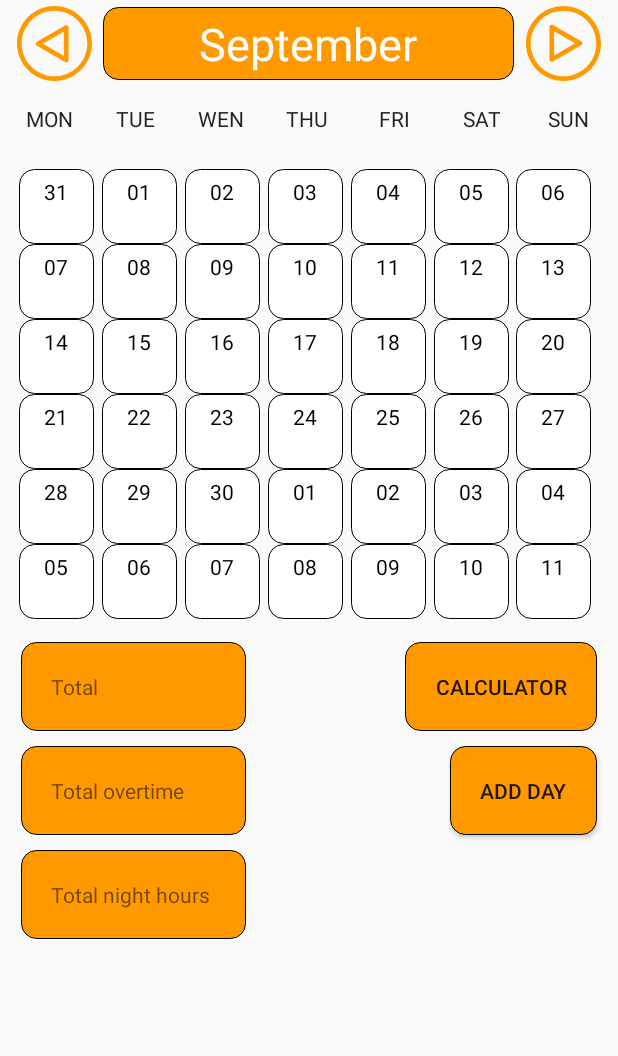
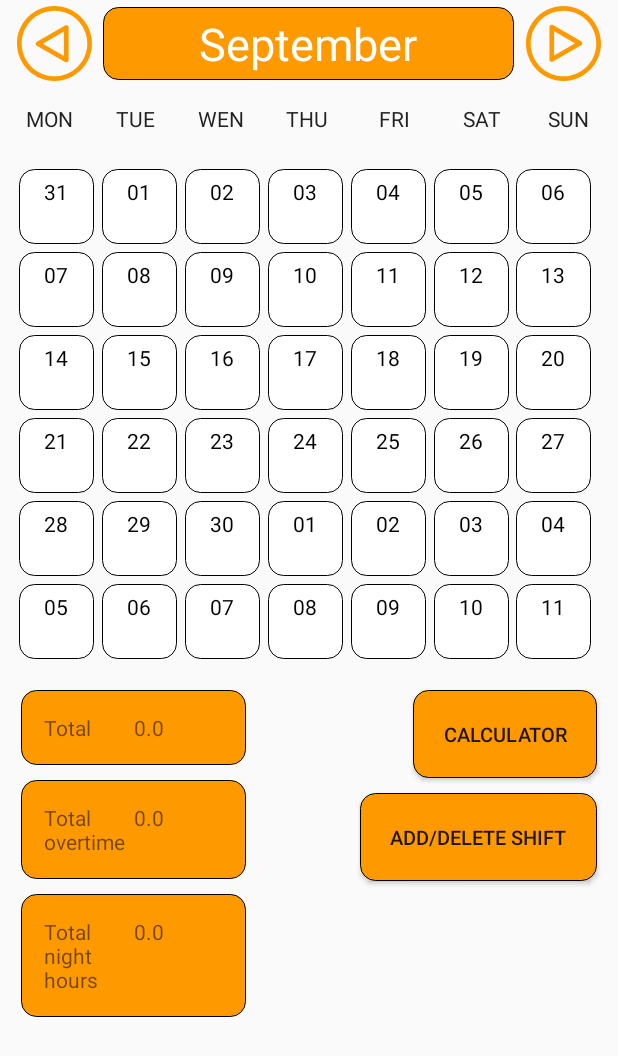
Before and after one commit to boriskim7/Time-Keeper, an Android app: the screen it shows after launch (MainActivity), on a phone screen of 412 x 824 dp. Shown: the top 1056 px of the screen. Run offline under Robolectric (Android 15) with nearby library versions, the light colour scheme and no system bars.

Commit message:
db update

```diff
--- a/app/src/main/java/com/example/timekeeper/MainActivity.java
+++ b/app/src/main/java/com/example/timekeeper/MainActivity.java
@@ -4,6 +4,7 @@ import androidx.appcompat.app.AppCompatActivity;
 import androidx.recyclerview.widget.GridLayoutManager;
 import androidx.recyclerview.widget.RecyclerView;
 
+import android.content.Context;
 import android.content.Intent;
 import android.database.Cursor;
 import android.database.sqlite.SQLiteDatabase;
@@ -26,6 +27,9 @@ import java.util.Locale;
 public class MainActivity extends AppCompatActivity implements MyRecyclerViewAdapter.ItemClickListener {
     private ImageButton previousMonth;
     private TextView monthName;
+    private TextView totalView;
+    private TextView totalOvertimeView;
+    private TextView totalNightShiftView;
     private String monthNameInHeader;
     private ImageButton nextMonth;
     private Button btnCalc;
@@ -33,16 +37,18 @@ public class MainActivity extends AppCompatActivity implements MyRecyclerViewAda
     private RecyclerView recyclerView;
     private MyRecyclerViewAdapter adapter;
     private SQLiteDatabase sqLiteDatabase;
+    Context c;
+
 
 
     // how many days to show, defaults to six weeks, 42 days
-    // default date format
 
-    // date format
     private String dateFormat;
     private static final int DAYS_COUNT = 42;
-    public Calendar currentDate = Calendar.getInstance();
-
+    public static Calendar currentDate = Calendar.getInstance();
+    private double total;
+    private double totalOvertime;
+    private double totalNightShifts;
 
 
 
@@ -57,6 +63,9 @@ public class MainActivity extends AppCompatActivity implements MyRecyclerViewAda
 
         btnCalc = (Button) findViewById(R.id.buttonCalc);
         btnAddShift = (Button) findViewById(R.id.buttonAddDay);
+        totalView = (TextView) findViewById(R.id.total_amount);
+        totalOvertimeView = (TextView) findViewById(R.id.total_overtime_amount);
+        totalNightShiftView = (TextView) findViewById(R.id.total_nighthours_amount);
 
         previousMonth.setOnClickListener(new View.OnClickListener() {
             @Override
@@ -88,23 +97,24 @@ public class MainActivity extends AppCompatActivity implements MyRecyclerViewAda
             }
         });
         updateCalendar();
+    }
 
+    @Override
+    protected void onResume() {
+        updateCalendar();
+        super.onResume();
+    }
 
-    }
     public void updateCalendar() {
         final ShiftDBSQLiteHelper dbHelper = new ShiftDBSQLiteHelper(this);
         sqLiteDatabase = dbHelper.getWritableDatabase();
-//        Cursor cursor;
         SimpleDateFormat sdf = new SimpleDateFormat("yyyy-M-d");
-
-
         monthNameInHeader = currentDate.getDisplayName(Calendar.MONTH,Calendar.LONG, Locale.getDefault());
         monthName.setText(monthNameInHeader);
         int numberOfColumns = 7;
         ArrayList<Date> cells = new ArrayList<>();
         ArrayList<Shift> shifts = new ArrayList<>();
         Calendar calendar = (Calendar)currentDate.clone();
-
 
         // determine the cell for current month's beginning
         calendar.set(Calendar.DAY_OF_MONTH, 1);
@@ -125,11 +135,6 @@ public class MainActivity extends AppCompatActivity implements MyRecyclerViewAda
 
             String selection = ShiftDBContract.ShiftRecords.COLUMN_DATE + " =?";
             String [] selectionArgs = {sdf.format(cells.get(cells.size()-1))};
-//            String [] selectionArgs = {"2020-05-05"};
-//            String select = "SELECT * FROM " + ShiftDBContract.ShiftRecords.TABLE_NAME + " WHERE " + ShiftDBContract.ShiftRecords.COLUMN_DATE + " = ?";
-
-            //cursor = sqLiteDatabase.rawQuery(select, selectionArgs);
-
             Cursor cursor = sqLiteDatabase.query(
                     ShiftDBContract.ShiftRecords.TABLE_NAME,
                     null,
@@ -139,13 +144,11 @@ public class MainActivity extends AppCompatActivity implements MyRecyclerViewAda
                     null,
                     null);
 
-
                 if (cursor.moveToFirst()) {
                     int dateIndex = cursor.getColumnIndex(ShiftDBContract.ShiftRecords.COLUMN_DATE);
                     int ovIndex = cursor.getColumnIndex(ShiftDBContract.ShiftRecords.COLUMN_OVERTIME);
                     int nsIndex = cursor.getColumnIndex(ShiftDBContract.ShiftRecords.COLUMN_NIGHT_HOUR);
                         Date date = cells.get(cells.size() - 1);
-//                        Log.d("date", cursor.getString(dateIndex));
                         Double ov = cursor.getDouble(ovIndex);
                         Double ns = cursor.getDouble(nsIndex);
                         shifts.add(new Shift(date, 1, ov, ns));
@@ -156,13 +159,31 @@ public class MainActivity extends AppCompatActivity implements MyRecyclerViewAda
                 cursor.close();
 
         }
+            total = 0;
+            totalOvertime = 0;
+            totalNightShifts = 0;
+
+        for(Shift shift:shifts) {
+            if(shift.dayNight == 1) total = total + 8;
+            if(shift.overtime != 0 ) totalOvertime = totalOvertime + shift.getOvertime();
+            if(shift.nightHours != 0) totalNightShifts = totalNightShifts + shift.getNightHours();
+
+        }
+
+        totalView.setText(String.valueOf(total));
+        totalOvertimeView.setText(String.valueOf(totalOvertime));
+        totalNightShiftView.setText(String.valueOf(totalNightShifts));
+
+
 
         // set up the RecyclerView
         recyclerView = findViewById(R.id.calendarView);
         recyclerView.setLayoutManager(new GridLayoutManager(this, numberOfColumns, GridLayoutManager.VERTICAL, false));
         adapter = new MyRecyclerViewAdapter(this, shifts);
         recyclerView.setAdapter(adapter);
+
     }
+
 
     public void openCalc() {
         Intent intent = new Intent(this, calcActivity.class);
@@ -176,6 +197,9 @@ public class MainActivity extends AppCompatActivity implements MyRecyclerViewAda
 
     @Override
     public void onItemClick(View view, int position) {
-        Log.i("TAG", "You clicked " + adapter.getItem(position) + ", which is at cell position " + position);
+
+        Toast.makeText(c, "Clicked", Toast.LENGTH_LONG).show();
     }
+
+
 }
--- a/app/src/main/java/com/example/timekeeper/MyRecyclerViewAdapter.java
+++ b/app/src/main/java/com/example/timekeeper/MyRecyclerViewAdapter.java
@@ -3,18 +3,26 @@ package com.example.timekeeper;
 import android.content.Context;
 import android.graphics.Color;
 import android.graphics.drawable.Drawable;
+import android.util.Log;
 import android.view.LayoutInflater;
 import android.view.View;
 import android.view.ViewGroup;
 import android.widget.ImageView;
+import android.widget.PopupMenu;
+import android.widget.RelativeLayout;
 import android.widget.TextView;
+import android.widget.Toast;
 
 import androidx.annotation.DrawableRes;
 import androidx.annotation.NonNull;
 import androidx.recyclerview.widget.GridLayoutManager;
 import androidx.recyclerview.widget.RecyclerView;
 
+import com.example.timekeeper.R.drawable;
+
 import java.text.SimpleDateFormat;
+import java.time.LocalDate;
+import java.time.ZoneId;
 import java.util.ArrayList;
 import java.util.Calendar;
 import java.util.Date;
@@ -22,9 +30,9 @@ import java.util.Date;
 public class MyRecyclerViewAdapter extends RecyclerView.Adapter<MyRecyclerViewAdapter.ViewHolder> {
     private ArrayList<Shift> mShifts;
     private LayoutInflater mInflater;
-    private ItemClickListener mClickListener;
-
-
+    private Calendar calendarR = MainActivity.currentDate;
+    private int currentMonth = calendarR.MONTH +1;
+    Context c;
 
     // data is passed into the constructor
     MyRecyclerViewAdapter(Context context, ArrayList<Shift> shifts) {
@@ -44,24 +52,36 @@ public class MyRecyclerViewAdapter extends RecyclerView.Adapter<MyRecyclerViewAd
     // binds the data to the TextView in each cell
     @Override
     public void onBindViewHolder(@NonNull ViewHolder holder, int position) {
-        SimpleDateFormat sdf = new SimpleDateFormat("dd");
+        final SimpleDateFormat sdf = new SimpleDateFormat("dd");
+        holder.dateTextView.setText(sdf.format(mShifts.get(position).getDate()));
 
+        if(mShifts.get(position).nightHours > 0 && mShifts.get(position).dayNight == 1) {
+            holder.sunMoonImageView.setImageResource(drawable.moon_calendar_tr);
+        }
 
-        holder.dateTextView.setText(sdf.format(mShifts.get(position).getDate()));
-        if(sdf.format(mShifts.get(position).getDate()).equals(10) || sdf.format(mShifts.get(position).getDate()).equals(20)) {
-            holder.dateTextView.setBackgroundColor(Color.GRAY);
+        if(mShifts.get(position).nightHours == 0 && mShifts.get(position).dayNight == 1) {
+            holder.sunMoonImageView.setImageResource(drawable.sun_calendar_tr);
         }
-        holder.sunMoonImageView.setBackgroundColor(Color.WHITE);
-        if(mShifts.get(position).nightHours > 0 && mShifts.get(position).dayNight == 1) {
-            holder.sunMoonImageView.setImageResource(R.drawable.moon_calendar);
-        }
-        if(mShifts.get(position).nightHours == 0 && mShifts.get(position).dayNight == 1) {
-            holder.sunMoonImageView.setImageResource(R.drawable.sun_calendar);
 
-        }
         if(mShifts.get(position).overtime != 0 && mShifts.get(position).dayNight == 1)
         holder.overtimeTextView.setText(Double.toString(mShifts.get(position).getOvertime()));
+        SimpleDateFormat sd = new SimpleDateFormat("M");
+        String date = sd.format(mShifts.get(position).getDate());
+        int month = Integer.parseInt(date);
 
+//        holder.setItemLongClickListener(new ItemLongClickListener() {
+//            @Override
+//            public void onItemLongClick(View view, int position) {
+//                Toast.makeText(c, sdf.format(mShifts.get(position).getDate()), Toast.LENGTH_LONG).show();
+//
+//            }
+//        });
+//        if(currentMonth != month) {
+//            holder.recyclerViewItem.setBackgroundResource(drawable.calendaritem_grey);
+//            Log.d("Months", String.valueOf(currentMonth) + "cur " + String.valueOf(month) + "shift");
+//        } else {
+//            holder.recyclerViewItem.setBackgroundResource(drawable.calendaritem);
+//        }
     }
 
     // total number of cells
@@ -70,25 +90,43 @@ public class MyRecyclerViewAdapter extends RecyclerView.Adapter<MyRecyclerViewAd
         return mShifts.size();
     }
 
-
     // stores and recycles views as they are scrolled off screen
-    public class ViewHolder extends RecyclerView.ViewHolder implements View.OnClickListener {
+    public class ViewHolder extends RecyclerView.ViewHolder implements View.OnClickListener, View.OnLongClickListener {
         TextView dateTextView;
         ImageView sunMoonImageView;
         TextView overtimeTextView;
+        RelativeLayout recyclerViewItem;
+        ItemClickListener mClickListener;
+//        ItemLongClickListener itemLongClickListener;
 
         ViewHolder(View itemView) {
             super(itemView);
+            recyclerViewItem = itemView.findViewById(R.id.recycler_view_item);
             dateTextView = itemView.findViewById(R.id.date_text);
-            itemView.setOnClickListener(this);
             sunMoonImageView = itemView.findViewById(R.id.sun_moon_icon_view);
             overtimeTextView = itemView.findViewById(R.id.overtime_text);
+//            itemView.setOnLongClickListener(this);
+            itemView.setOnClickListener(this);
+
         }
 
         @Override
-        public void onClick(View view) {
-            if (mClickListener != null) mClickListener.onItemClick(view, getAdapterPosition());
+        public void onClick(View v) {
+
+            Log.d("onClick", "clicked");
+            Toast.makeText(v.getContext(),"clicked " + getAdapterPosition() , Toast.LENGTH_SHORT).show();
+            showPopUpMenu(v);
         }
+
+        private void showPopUpMenu(View view) {
+            PopupMenu popupMenu =  new PopupMenu(view.getContext(), view);
+            popupMenu.inflate(R.menu.popup_menu);
+            popupMenu.show();
+        }
+
+        @Override
+        public boolean onLongClick(View v) {
+            return false;
         }
 
         // convenience method for getting data at click position
@@ -97,8 +135,14 @@ public class MyRecyclerViewAdapter extends RecyclerView.Adapter<MyRecyclerViewAd
         }
 
         // allows clicks events to be caught
-    void setClickListener(ItemClickListener itemClickListener) {
+        public void setItemClickListener(ItemClickListener itemClickListener) {
             this.mClickListener = itemClickListener;
+        }
+
+//        public void setItemLongClickListener(ItemLongClickListener ic) {
+//            this.itemLongClickListener = ic;
+//        }
+
     }
 
     // parent activity will implement this method to respond to click events
@@ -106,6 +150,7 @@ public class MyRecyclerViewAdapter extends RecyclerView.Adapter<MyRecyclerViewAd
         void onItemClick(View view, int position);
     }
 
-
-
+//    public interface ItemLongClickListener {
+//        void onItemLongClick(View view, int position);
+//    }
 }
--- a/app/src/main/res/layout/activity_main.xml
+++ b/app/src/main/res/layout/activity_main.xml
@@ -136,10 +136,11 @@
         android:id="@+id/buttonCalc"
         android:layout_width="wrap_content"
         android:layout_height="wrap_content"
+        android:layout_margin="10sp"
         android:background="@drawable/calc_button"
         android:padding="20sp"
-        android:layout_margin="10sp"
         android:text="@string/calc_button"
+        android:textSize="13sp"
         app:layout_constraintEnd_toEndOf="@id/calendar_header"
         app:layout_constraintTop_toBottomOf="@id/calendarView" />
 
@@ -150,39 +151,85 @@
         android:background="@drawable/calc_button"
         android:padding="20sp"
         android:layout_margin="10sp"
-        android:text="@string/add_day_button"
+        android:text="@string/add_delete_shift_button"
+        android:textSize="13sp"
         app:layout_constraintEnd_toEndOf="@id/calendar_header"
         app:layout_constraintTop_toBottomOf="@id/buttonCalc" />
-    <TextView
+    <LinearLayout
         android:id="@+id/total"
+        android:orientation="horizontal"
         android:layout_width="150dp"
         android:layout_height="wrap_content"
         app:layout_constraintTop_toBottomOf="@id/calendarView"
         app:layout_constraintLeft_toLeftOf="parent"
         android:background="@drawable/calc_button"
-        android:padding="20sp"
+        android:padding="15sp"
         android:layout_margin="10sp"
-        android:text="Total"/>
-    <TextView
+        android:textSize="13sp">
+        <TextView
+            android:id="@+id/total_header"
+            android:layout_width="75dp"
+            android:layout_weight="0.5"
+            android:layout_height="match_parent"
+            android:text="Total"
+            />
+        <TextView
+            android:id="@+id/total_amount"
+            android:layout_width="75dp"
+            android:layout_weight="0.5"
+            android:layout_height="match_parent"
+            />
+        </LinearLayout>
+    <LinearLayout
         android:id="@+id/total_overtime"
+        android:orientation="horizontal"
         android:layout_width="150dp"
         android:layout_height="wrap_content"
         app:layout_constraintTop_toBottomOf="@id/total"
         app:layout_constraintLeft_toLeftOf="parent"
         android:background="@drawable/calc_button"
-        android:padding="20sp"
+        android:padding="15sp"
         android:layout_margin="10sp"
-        android:text="Total overtime"/>/>
-    <TextView
+        android:textSize="13sp">
+        <TextView
+            android:id="@+id/total_overtime_header"
+            android:layout_width="75dp"
+            android:layout_weight="0.5"
+            android:layout_height="wrap_content"
+            android:text="Total overtime"            />
+        <TextView
+            android:id="@+id/total_overtime_amount"
+            android:layout_width="75dp"
+            android:layout_weight="0.5"
+            android:layout_height="match_parent"
+            />
+
+    </LinearLayout>
+    <LinearLayout
         android:id="@+id/total_night"
+        android:orientation="horizontal"
         android:layout_width="150dp"
         android:layout_height="wrap_content"
         app:layout_constraintTop_toBottomOf="@id/total_overtime"
         app:layout_constraintLeft_toLeftOf="parent"
         android:background="@drawable/calc_button"
-        android:padding="20sp"
+        android:padding="15sp"
         android:layout_margin="10sp"
-        android:text="Total night hours"/>/>
+        >
+        <TextView
+            android:id="@+id/total_nighthours_header"
+            android:layout_width="75dp"
+            android:layout_weight="0.5"
+            android:layout_height="wrap_content"
+            android:text="Total night hours"
+            />
+        <TextView
+            android:id="@+id/total_nighthours_amount"
+            android:layout_width="75dp"
+            android:layout_weight="0.5"
+            android:layout_height="match_parent"
+            />
+    </LinearLayout>
 
 
 
--- a/app/src/main/res/layout/recyclerview_item.xml
+++ b/app/src/main/res/layout/recyclerview_item.xml
@@ -1,6 +1,8 @@
 <?xml version="1.0" encoding="utf-8"?>
 <RelativeLayout xmlns:android="http://schemas.android.com/apk/res/android"
+    android:id="@+id/recycler_view_item"
     android:padding="5dp"
+    android:layout_marginBottom="5dp"
     android:layout_width="50dp"
     android:layout_height="50dp"
     android:background="@drawable/calendaritem">
@@ -10,7 +12,6 @@
         android:layout_width="40dp"
         android:layout_height="20dp"
         android:layout_weight="1"
-        android:background="#FFFFFF"
         android:gravity="center"
         android:textColor="#000000"
         android:textAlignment="center"/>
--- /dev/null
+++ b/app/src/main/res/menu/popup_menu.xml
@@ -0,0 +1,12 @@
+<?xml version="1.0" encoding="utf-8"?>
+<menu xmlns:app="http://schemas.android.com/apk/res-auto"
+    xmlns:android="http://schemas.android.com/apk/res/android">
+
+    <item
+        android:id="@+id/actiion_popup_edit"
+        android:title="Edit"
+        />
+    <item
+        android:id="@+id/action_popup_delete"
+        android:title="Delete" />
+</menu>
--- a/app/src/main/res/values/strings.xml
+++ b/app/src/main/res/values/strings.xml
@@ -1,7 +1,7 @@
 <resources>
     <string name="app_name">Time Keeper</string>
     <string name="calc_button">Calculator</string>
-    <string name="add_day_button">Add day</string>
+    <string name="add_delete_shift_button">Add/delete shift</string>
     <string name="text_view_header">Working \n Time</string>
 
     <string name="hour_stake_editView">Hour rate</string>
```
Also changed, not shown: app/src/main/AndroidManifest.xml (+12 -4 lines), app/src/main/java/com/example/timekeeper/AddShiftActivity.java (+10 -23 lines), app/src/main/res/drawable/calendaritem_grey.xml (added, +13 -0 lines), app/src/main/res/layout/activity_add_shift.xml (+18 -10 lines), app/src/main/res/drawable/moon_calendar.jpg (deleted), app/src/main/res/drawable/moon_calendar_tr.png (added), app/src/main/res/drawable/sun_calendar.jpg (deleted), app/src/main/res/drawable/sun_calendar_tr.png (added). Lines whose indentation alone changed are shown as unchanged.
